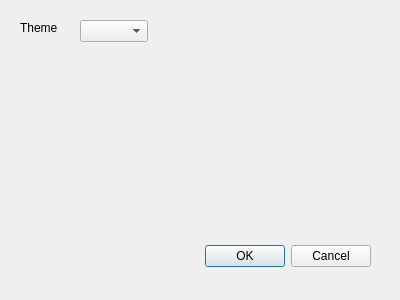
The window that assets/ui/settings_dialog.ui (joaonc/qt_playground) describes before a commit, drawn with Qt 5.
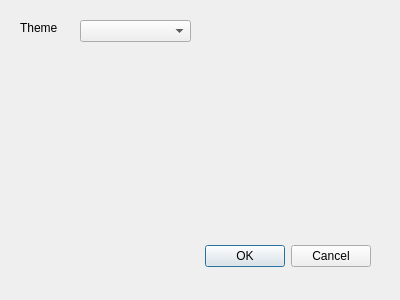
The same window after the commit. Icons and pictures are not drawn.

Patch:
```diff
--- a/assets/ui/settings_dialog.ui
+++ b/assets/ui/settings_dialog.ui
@@ -51,7 +51,7 @@
     <rect>
      <x>80</x>
      <y>20</y>
-     <width>68</width>
+     <width>111</width>
      <height>22</height>
     </rect>
    </property>
```
